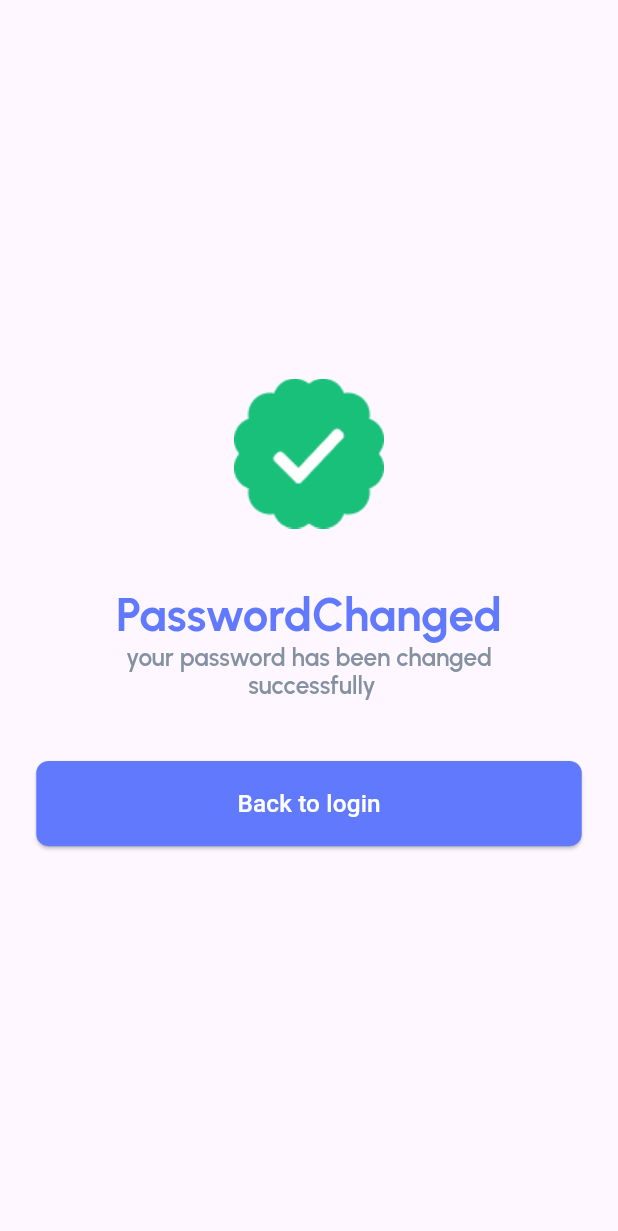
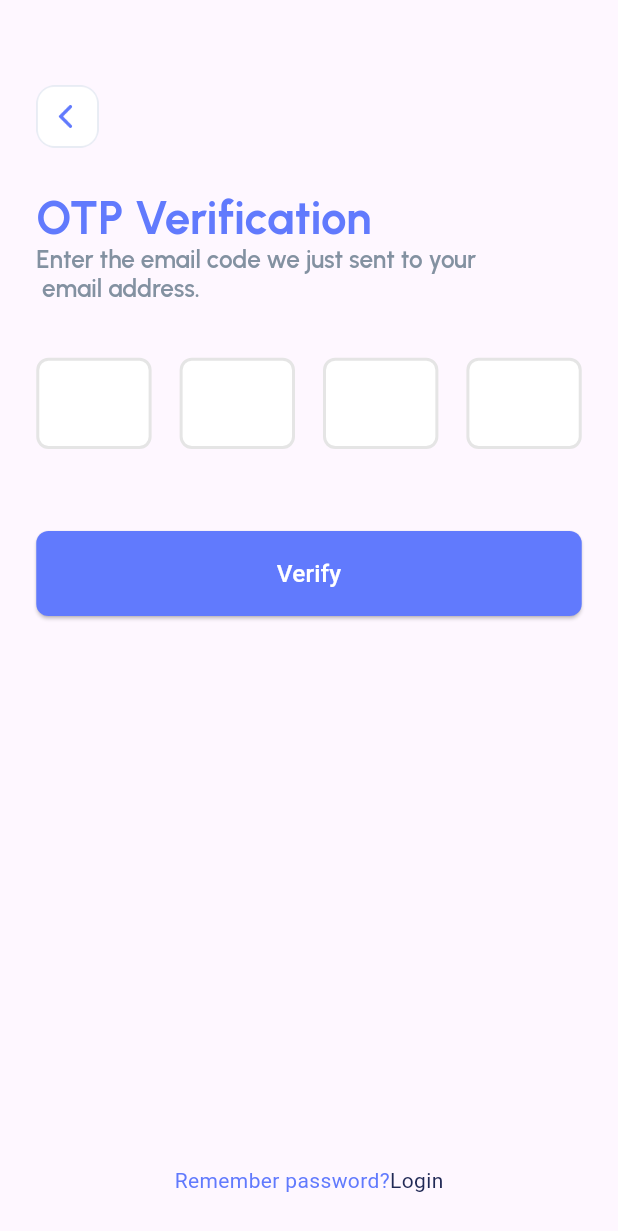
Before and after one commit to AbdoMohamed98/financial_app, a Flutter app: the screen it shows after launch, after a tap on "Login", on a phone screen of 412 x 824 dp. Shown: the top 1231 px of the screen. Run offline on Flutter 3.47's test engine with Material 3 defaults, Android fonts, the phone set to English and light mode, and no system bars; drawn by our look-alikes of pin_code_fields; our stand-ins replace flutter_screenutil, flutter_svg, go_router.

Commit message:
finishing  OTP verification view

```diff
--- a/lib/core/navigation/approutes.dart
+++ b/lib/core/navigation/approutes.dart
@@ -3,7 +3,7 @@ static String loginview = '/Loginview';
 static String welcomeview = '/Welcomeview';
 static String forgetpasswordview = '/Forgetpasswordview';
 static String registerview = '/Registerview';
-static String otpVerificationview = '/OtpVerificationview';
+static String otpVerificationview = '/Otpverificationview';
 static String passwordchanged = '/Passwordchanged';
 static String createnewpasswordview = '/Createnewpasswordview';
 }
--- a/lib/core/navigation/router_generation_config.dart
+++ b/lib/core/navigation/router_generation_config.dart
@@ -2,6 +2,7 @@ import 'package:financial_app/core/navigation/approutes.dart';
 import 'package:financial_app/views/createnewpasswordview.dart';
 import 'package:financial_app/views/forgetpasswordview.dart';
 import 'package:financial_app/views/loginview.dart';
+import 'package:financial_app/views/otpverification.dart';
 import 'package:financial_app/views/passwordchanged.dart';
 import 'package:financial_app/views/regesterview.dart';
 import 'package:financial_app/views/welcomeview.dart';
@@ -29,7 +30,11 @@ class RouterGenerationConfig {
        GoRoute(path: Approutes.passwordchanged,
        name: Approutes.passwordchanged,
        builder: (context, state) => const Passwordchanged(),
-       )
+       ),
+       GoRoute(path: Approutes.otpVerificationview,
+       name: Approutes.otpVerificationview,
+       builder: (context, state) => const Otpverificationview(), // Replace with actual phone number
+       ),
 
       ]);
 }
--- a/lib/views/otpverification.dart
+++ b/lib/views/otpverification.dart
@@ -1,65 +1,125 @@
+import 'package:financial_app/core/appstyle/apptextstyle.dart';
+import 'package:financial_app/core/appstyle/colors.dart';
+import 'package:financial_app/core/navigation/approutes.dart';
+import 'package:financial_app/widgets/customelevatedbutton.dart';
+import 'package:financial_app/widgets/customtextfield.dart';
 import 'package:flutter/material.dart';
+import 'package:flutter_screenutil/flutter_screenutil.dart';
+import 'package:go_router/go_router.dart';
 import 'package:pin_code_fields/pin_code_fields.dart';
 
-
-class OtpVerificationview extends StatefulWidget {
-  final String phoneNumber; // or email
-
- const  OtpVerificationview({super.key, required this.phoneNumber});
-
-  @override
-  State<OtpVerificationview> createState() => _OtpVerificationPageState();
-}
-
-class _OtpVerificationPageState extends State<OtpVerificationview> {
-  TextEditingController otpController = TextEditingController();
-  String currentOtp = "";
-
-  void verifyOtp() {
-    // Replace this with your real OTP verification logic
-    if (currentOtp == "123456") {
-      ScaffoldMessenger.of(context).showSnackBar(
-        SnackBar(content: Text("OTP Verified!")),
-      );
-    } else {
-      ScaffoldMessenger.of(context).showSnackBar(
-        SnackBar(content: Text("Invalid OTP")),
-      );
-    }
-  }
+class Otpverificationview extends StatelessWidget {
+  const Otpverificationview ({super.key});
 
   @override
   Widget build(BuildContext context) {
     return Scaffold(
-      appBar: AppBar(title: Text("Verify OTP")),
      body: Padding(
-        padding: const EdgeInsets.all(20.0),
+       padding:  EdgeInsets.only(left: 22.w, right: 22.w),
        child: Column(
-          mainAxisAlignment: MainAxisAlignment.center,
          children: [
-            Text("Enter the OTP sent to ${widget.phoneNumber}"),
-            SizedBox(height: 20),
-            PinCodeTextField(
-              appContext: context,
-              length: 6,
-              controller: otpController,
-              onChanged: (value) => setState(() => currentOtp = value),
-              keyboardType: TextInputType.number,
-              pinTheme: PinTheme(
-                shape: PinCodeFieldShape.box,
-                borderRadius: BorderRadius.circular(5),
-                fieldHeight: 50,
-                fieldWidth: 40,
+                     SizedBox(
+            height: 56.h,
+            width: double.infinity,
+          ),
+          Row(
+            children: [
+              SizedBox(
+                height: 41.h,
+                width: 41.h,
+                child: GestureDetector(
+                  onTap: () {
+                    Navigator.pop(context);
+                  },
+                  child: Image.asset(
+                    'assets/images/back.png',
+                    fit: BoxFit.cover,
                   ),
                 ),
-            SizedBox(height: 20),
-            ElevatedButton(
-              onPressed: verifyOtp,
-              child: Text("Verify"),
+              )
+            ],
+          ),
+            SizedBox(
+            height: 28.h,
+          ),
+          SizedBox(
+            height: 78.h,
+            width: double.infinity,
+            child: RichText(
+              text: TextSpan(
+                children: [
+                  TextSpan(
+                    text: 'OTP Verification\n',
+                    style: Apptextstyle.headlines,
+                  ),
+                  TextSpan(
+                    text: 'Enter the email code we just sent to your  \n ',
+                    style: Apptextstyle.subtitles,
+                  ),
+                  TextSpan(
+                    text: 'email address.',
+                    style: Apptextstyle.subtitles,
                   ),
                 ],
               ),
             ),
-    );
+          ),
+          SizedBox(height: 32.h),
+          PinCodeTextField(appContext: context, length: 4,
+            obscureText: false,
+            keyboardType: TextInputType.number,
+            textStyle: TextStyle(
+              fontSize: 22.sp,
+              color: Appcolors.appprimarycolor,
+            ),
+
+            pinTheme: PinTheme(
+              shape: PinCodeFieldShape.box,
+              borderRadius: BorderRadius.circular(8.r),
+              fieldHeight: 60.h,
+              fieldWidth: 70.w,
+              activeFillColor: Colors.white,
+              inactiveFillColor: Colors.white,
+              selectedFillColor:Appcolors.whitecolor,
+              inactiveColor: Color(0xffE5E5E5),
+              selectedColor: Appcolors.appprimarycolor,
+              activeColor: Appcolors.appprimarycolor,
+            ),
+            animationDuration: const Duration(milliseconds: 300),
+            enableActiveFill: true,
+            onCompleted: (value) {},
+            onChanged: (value) {}),
+          SizedBox(height: 38.h),
+          Customelevatedbutton(
+            onpressed: () {
+              // context.pushNamed( Approutes.forgetpasswordview);
+            },
+            buttonhight: 56.h,
+            buttonwidth: 331.w,
+            buttontext: 'Verify',
+          ),
+          SizedBox(
+            height: 361.h,),
+          Row(
+            mainAxisAlignment: MainAxisAlignment.center,
+            children: [
+              Text('Remember password?', style: TextStyle(
+                color: Color(0xff617AFD),
+              ),),
+              GestureDetector(
+                onTap: () {
+                  context.pushNamed(Approutes.loginview);
+                },
+                child: Text('Login',style: TextStyle(
+                  color: Color(0xff202955),
+                ),),
+              )
+            ],
+          ),
+
+
+
+           ]),
+     ));;
   }
 }
--- a/lib/views/welcomeview.dart
+++ b/lib/views/welcomeview.dart
@@ -27,7 +27,7 @@ class Welcomeview extends StatelessWidget {
           ),
           Customelevatedbutton(
             onpressed: () {
-              context.pushNamed( Approutes.passwordchanged);
+              context.pushNamed( Approutes.otpVerificationview);
             },
             buttonhight: 56.h,
             buttonwidth: 331.w,
```
Also changed, not shown: 4 other files. Lines whose indentation alone changed are shown as unchanged.
